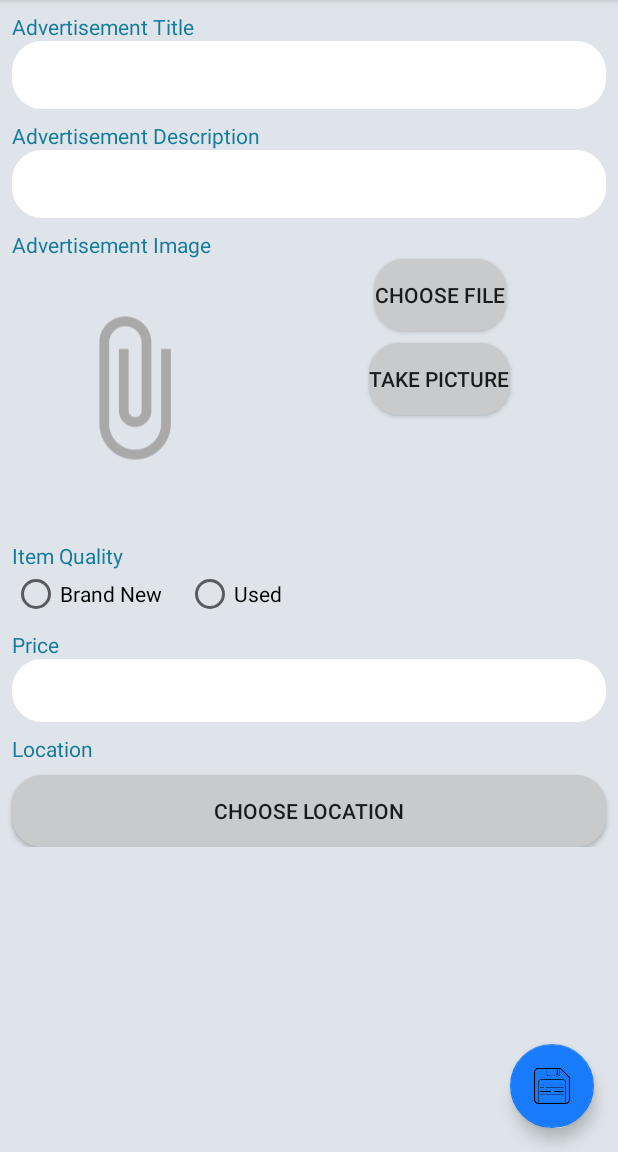
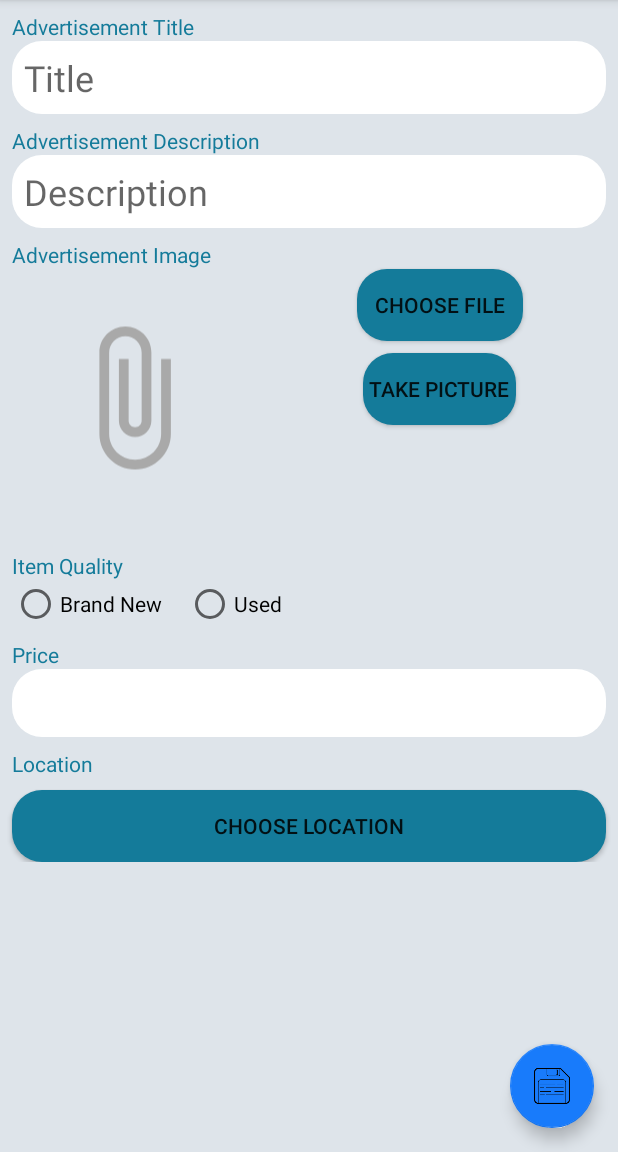
Before and after one commit to Rob-Jay/Mobile-dev, an Android app: the CreateAdActivity screen opened directly, with no data from a screen before it, on a phone screen of 412 x 824 dp, the part 84-1236 px from its top. Run offline under Robolectric (Android 15) with nearby library versions, the phone set to English and light mode, and no system bars; our stand-ins replace Firebase (no records; nobody signed in at launch, a user with empty details on screens opened directly); pictures from the network do not load.

Commit message:
Layout edit

```diff
--- a/app/src/main/res/layout/activity_create_ad.xml
+++ b/app/src/main/res/layout/activity_create_ad.xml
@@ -19,9 +19,12 @@
 
             <EditText
                 android:id="@+id/ca_title"
-                 android:background="@drawable/round_text"
-                android:layout_width="0dp"
-                android:layout_height="45dp"
+                android:hint="Title"
+                android:textSize="24sp"
+                android:background="@drawable/round_text"
+                android:padding="8dp"
+                android:layout_width="match_parent"
+                android:layout_height="wrap_content"
                 android:layout_marginStart="8dp"
                 android:layout_marginEnd="8dp"
                 android:ems="10"
@@ -55,16 +58,20 @@
 
             <EditText
                 android:id="@+id/ca_adDesc"
-                android:background="@drawable/round_text"
+                android:hint="Description"
+                android:textSize="24sp"
+                android:padding="8dp"
                 android:layout_width="0dp"
-                android:layout_height="45dp"
+                android:layout_height="wrap_content"
                 android:layout_marginStart="8dp"
                 android:layout_marginEnd="8dp"
+                android:background="@drawable/round_text"
                 android:ems="10"
                 android:gravity="start|top"
                 android:inputType="textMultiLine"
                 android:labelFor="@id/ca_adDesc"
                 app:layout_constraintEnd_toEndOf="parent"
+                app:layout_constraintHorizontal_bias="0.0"
                 app:layout_constraintStart_toStartOf="parent"
                 app:layout_constraintTop_toBottomOf="@+id/ca_adDescriptionTitle" />
 
@@ -165,9 +172,10 @@
 
             <Button
                 android:id="@+id/ca_choose_file_btn"
-                android:background="@drawable/button_round"
+                android:padding="12dp"
                 android:layout_width="wrap_content"
                 android:layout_height="wrap_content"
+                android:background="@drawable/main_activity_button"
                 android:text="@string/ca_choose_file_btn"
                 app:layout_constraintEnd_toEndOf="parent"
                 app:layout_constraintStart_toEndOf="@+id/ca_upload_img_view"
@@ -175,10 +183,11 @@
 
             <Button
                 android:id="@+id/ca_take_picture_btn"
-                android:background="@drawable/button_round"
+                android:padding="4dp"
                 android:layout_width="wrap_content"
                 android:layout_height="wrap_content"
                 android:layout_marginTop="8dp"
+                android:background="@drawable/main_activity_button"
                 android:text="@string/ca_take_picture_btn"
                 app:layout_constraintEnd_toEndOf="parent"
                 app:layout_constraintStart_toEndOf="@+id/ca_upload_img_view"
@@ -186,9 +195,10 @@
 
             <EditText
                 android:id="@+id/ca_adPrice"
+                android:padding="8dp"
                 android:background="@drawable/round_text"
                 android:layout_width="0dp"
-                android:layout_height="42dp"
+                android:layout_height="45dp"
                 android:layout_marginStart="8dp"
                 android:layout_marginEnd="8dp"
                 android:ems="10"
@@ -199,7 +209,7 @@
 
             <Button
                 android:id="@+id/ca_locationBtn"
-                android:background="@drawable/button_round"
+                android:background="@drawable/main_activity_button"
                 android:layout_width="0dp"
                 android:layout_height="wrap_content"
                 android:layout_marginStart="8dp"
--- a/app/src/main/res/layout/activity_stripe_payment.xml
+++ b/app/src/main/res/layout/activity_stripe_payment.xml
@@ -23,6 +23,8 @@
 
     <Button
         android:text="Pay"
+        android:background="@drawable/main_activity_button"
+        android:padding="8dp"
         android:layout_width="wrap_content"
         android:layout_height="wrap_content"
         android:id="@+id/payButton"
--- a/app/src/main/res/layout/advertisement_item.xml
+++ b/app/src/main/res/layout/advertisement_item.xml
@@ -40,7 +40,8 @@
         android:layout_width="match_parent"
         android:layout_height="wrap_content"
         android:layout_below="@id/advertisementImage"
-        android:layout_margin="5dp"
+        android:layout_marginTop="71dp"
+        android:layout_marginBottom="5dp"
         android:columnCount="3"
         android:rowCount="1">
 
--- a/app/src/main/res/layout/content_profile_page.xml
+++ b/app/src/main/res/layout/content_profile_page.xml
@@ -13,7 +13,7 @@
         android:layout_height="0dp"
         app:defaultNavHost="true"
         app:layout_constraintBottom_toBottomOf="parent"
-        app:layout_constraintHorizontal_bias="1.0"
+        app:layout_constraintHorizontal_bias="0.0"
         app:layout_constraintLeft_toLeftOf="parent"
         app:layout_constraintRight_toRightOf="parent"
         app:layout_constraintTop_toTopOf="parent"
--- a/app/src/main/res/mipmap-anydpi-v26/ic_launcher.xml
+++ b/app/src/main/res/mipmap-anydpi-v26/ic_launcher.xml
@@ -1,5 +1,5 @@
 <?xml version="1.0" encoding="utf-8"?>
 <adaptive-icon xmlns:android="http://schemas.android.com/apk/res/android">
     <background android:drawable="@color/ic_chooseFile"/>
-    <foreground android:drawable="@drawable/ic_choos_file_foreground"/>
+    <foreground android:drawable="@color/ic_launcher_background"/>
 </adaptive-icon>
--- a/app/src/main/res/mipmap-anydpi-v26/ic_launcher_round.xml
+++ b/app/src/main/res/mipmap-anydpi-v26/ic_launcher_round.xml
@@ -1,5 +1,5 @@
 <?xml version="1.0" encoding="utf-8"?>
 <adaptive-icon xmlns:android="http://schemas.android.com/apk/res/android">
     <background android:drawable="@color/ic_chooseFile"/>
-    <foreground android:drawable="@drawable/ic_choos_file_foreground"/>
+    <foreground android:drawable="@drawable/ic_arrow"/>
 </adaptive-icon>
```
Also changed, not shown: app/src/main/res/drawable/ic_create_black_24dp.xml (added, +9 -0 lines), app/src/main/res/layout/activity_edit_advertisement.xml (+15 -7 lines), app/src/main/res/layout/activity_main.xml (+18 -12 lines), app/src/main/res/layout/activity_view_advertisement.xml (+6 -2 lines), app/src/main/res/layout/search_result.xml (+7 -1 lines), 1 other file.
